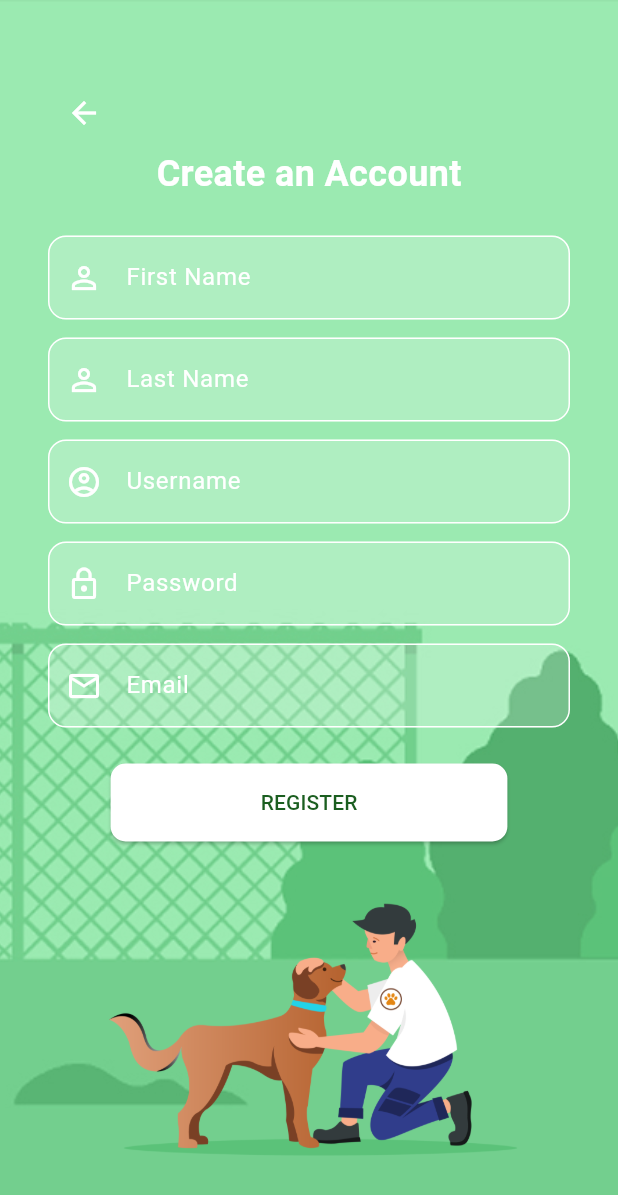
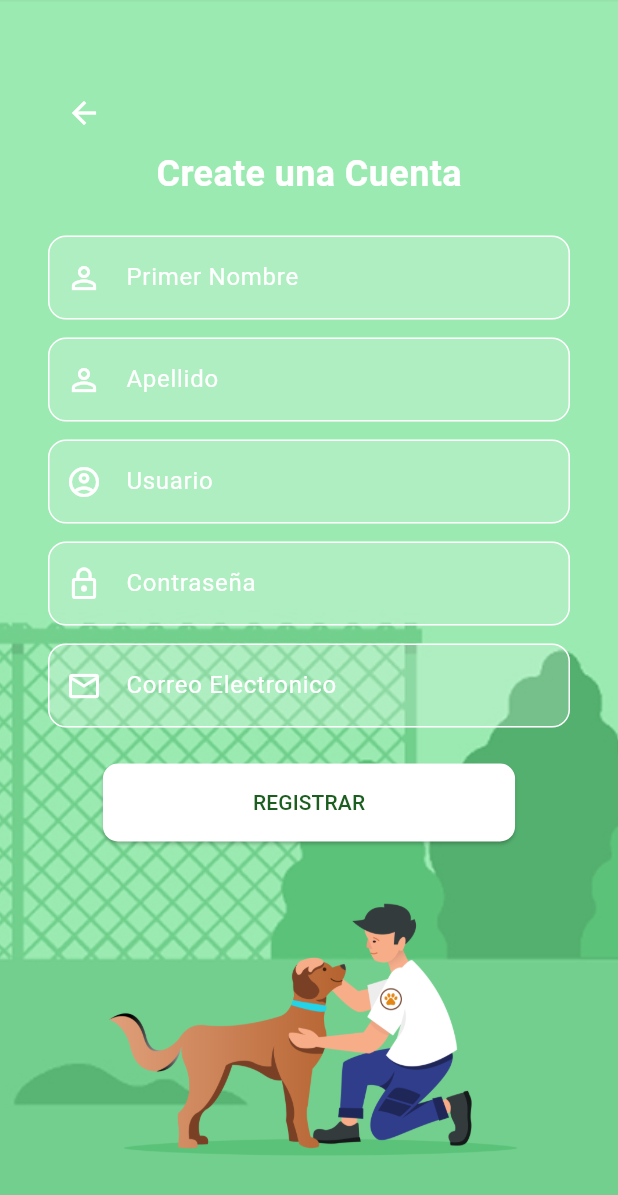
Before and after one commit to nicolealiendreah/sistema-animales-movil, a Flutter app: the RegisterScreen screen opened by its route, on a phone screen of 412 x 824 dp. Shown: the top 1195 px of the screen. Run offline on Flutter 3.47's test engine with Material 3 defaults, Android fonts, the phone set to English and light mode, and no system bars; network calls fail.

Commit message:
Proyecto actualizado

```diff
--- a/lib/screens/animal/animal_list_screen.dart
+++ b/lib/screens/animal/animal_list_screen.dart
@@ -119,7 +119,7 @@ class _AnimalListScreenState extends State<AnimalListScreen> {
                 child: TextField(
                   controller: _searchController,
                   decoration: InputDecoration(
-                    hintText: 'Search',
+                    hintText: 'Buscar animal',
                     prefixIcon: const Icon(Icons.search),
                     suffixIcon: IconButton(
                       icon: const Icon(Icons.close),
--- a/lib/screens/auth/login_screen.dart
+++ b/lib/screens/auth/login_screen.dart
@@ -54,13 +54,13 @@ class _LoginScreenState extends State<LoginScreen> {
                     Image.asset('assets/paw_logo.png', height: 150),
                     const SizedBox(height: 32),
                     CustomTextField(
-                      hintText: 'EMAIL',
+                      hintText: 'CORREO ELECTRONICO',
                       icon: Icons.email_outlined,
                       controller: emailController,
                     ),
                     const SizedBox(height: 16),
                     CustomTextField(
-                      hintText: 'PASSWORD',
+                      hintText: 'CONTRASEÑA',
                       icon: Icons.lock_outline,
                       controller: passwordController,
                       obscure: true,
@@ -79,7 +79,7 @@ class _LoginScreenState extends State<LoginScreen> {
                       onPressed: isLoading ? null : _login,
                       child: isLoading
                           ? const CircularProgressIndicator()
-                          : const Text('LOGIN'),
+                          : const Text('INICIAR SESION'),
                     ),
                     const SizedBox(height: 12),
                     TextButton(
@@ -87,7 +87,7 @@ class _LoginScreenState extends State<LoginScreen> {
                         Navigator.pushNamed(context, AppRoutes.register);
                       },
                       child: const Text(
-                        'Create an Account',
+                        'Create una cuenta',
                         style: TextStyle(color: AppColors.white),
                       ),
                     ),
--- a/lib/screens/auth/register_screen.dart
+++ b/lib/screens/auth/register_screen.dart
@@ -66,7 +66,6 @@ class _RegisterScreenState extends State<RegisterScreen> {
                 child: Column(
                   mainAxisAlignment: MainAxisAlignment.center,
                   children: [
-                    // Flecha arriba alineada a la izquierda
                     Align(
                       alignment: Alignment.centerLeft,
                       child: IconButton(
@@ -78,34 +77,34 @@ class _RegisterScreenState extends State<RegisterScreen> {
                       ),
                     ),
                     const Text(
-                      'Create an Account',
+                      'Create una Cuenta',
                       style: AppTextStyles.heading,
                     ),
                     const SizedBox(height: 24),
 
                     CustomTextField(
-                      hintText: 'First Name',
+                      hintText: 'Primer Nombre',
                       icon: Icons.person_outline,
                       controller: firstNameController,
                     ),
                     const SizedBox(height: 12),
 
                     CustomTextField(
-                      hintText: 'Last Name',
+                      hintText: 'Apellido',
                       icon: Icons.person_outline,
                       controller: lastNameController,
                     ),
                     const SizedBox(height: 12),
 
                     CustomTextField(
-                      hintText: 'Username',
+                      hintText: 'Usuario',
                       icon: Icons.account_circle_outlined,
                       controller: usernameController,
                     ),
                     const SizedBox(height: 12),
 
                     CustomTextField(
-                      hintText: 'Password',
+                      hintText: 'Contraseña',
                       icon: Icons.lock_outline,
                       controller: passwordController,
                       obscure: true,
@@ -113,7 +112,7 @@ class _RegisterScreenState extends State<RegisterScreen> {
                     const SizedBox(height: 12),
 
                     CustomTextField(
-                      hintText: 'Email',
+                      hintText: 'Correo Electronico',
                       icon: Icons.email_outlined,
                       controller: emailController,
                     ),
@@ -132,7 +131,7 @@ class _RegisterScreenState extends State<RegisterScreen> {
                       onPressed: isLoading ? null : _register,
                       child: isLoading
                           ? const CircularProgressIndicator()
-                          : const Text('REGISTER'),
+                          : const Text('REGISTRAR'),
                     ),
                     const SizedBox(height: 32),
                     Image.asset('assets/vet_with_dog.png', height: 180),
```
